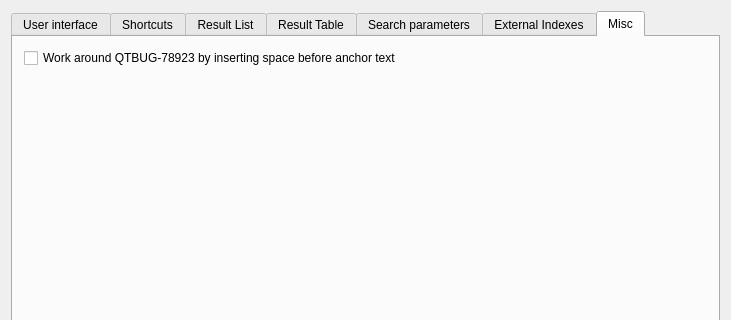
Old version of the form src/qtgui/uiprefs.ui in the repository alberti42/recoll-macos; both pictures show x 0 to 731 and y 0 to 320 of the 731 by 652 pixel window.
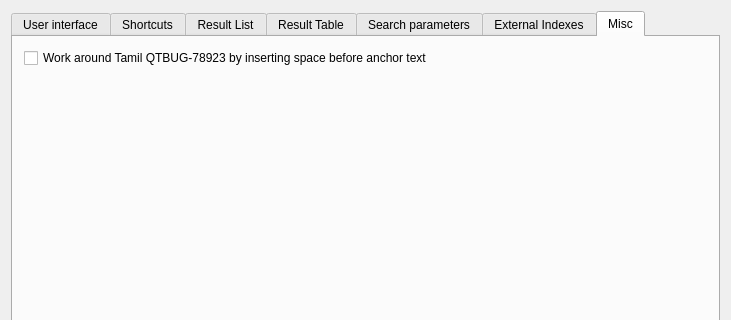
New version of the form. The open tabs and pages were chosen to show the change.

Commit message: Old workaround of inserting space for Tamil QTBUG-78923 stopped working. Use nbsp instead.

The edit to the form file:
```diff
--- a/src/qtgui/uiprefs.ui
+++ b/src/qtgui/uiprefs.ui
@@ -1532,7 +1532,7 @@
          <item>
           <widget class="QCheckBox" name="anchorTamilHackCB">
            <property name="text">
-            <string>Work around QTBUG-78923 by inserting space before anchor text</string>
+            <string>Work around Tamil QTBUG-78923 by inserting space before anchor text</string>
            </property>
           </widget>
          </item>
```
Left out of the diff: 3 changed lines with no effect on the pictures. The commit also changes 1 other file.
